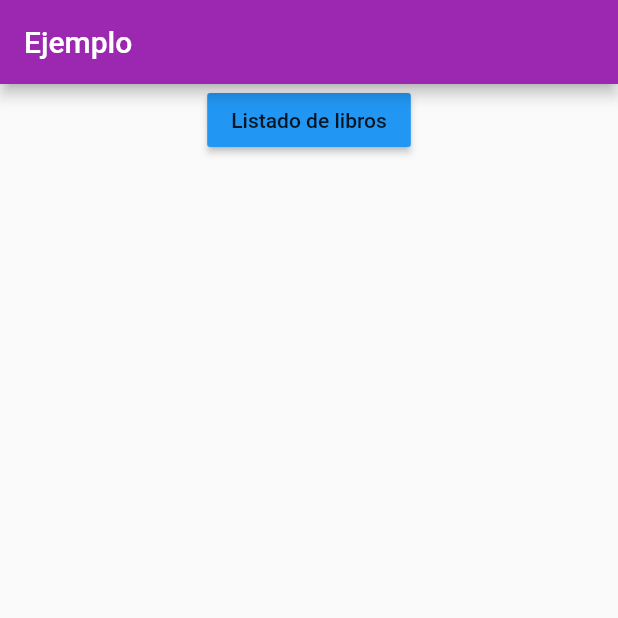
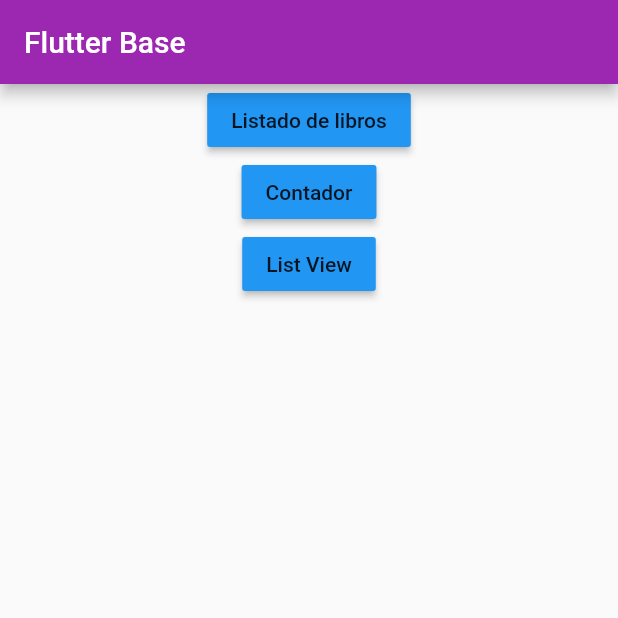
Before and after one commit to jorarmarfin/flutter_base, a Flutter app: the screen it shows after launch, on a phone screen of 412 x 824 dp, the top half of it. Run offline on Flutter 3.47's test engine with Material 2 defaults, Android fonts, the phone set to English and light mode, and no system bars; our stand-ins replace google_fonts.

Commit message:
List View

```diff
--- a/lib/main.dart
+++ b/lib/main.dart
@@ -40,6 +40,8 @@ class MyApp extends StatelessWidget {
         routes: {
           HomeScreen.routerName: (context) => const HomeScreen(),
           ListadoScreen.routerName: (context) => const ListadoScreen(),
+          ContadorScreen.routerName: (context) => const ContadorScreen(),
+          ListView1Screen.routerName: (context) => const ListView1Screen(),
         });
   }
 }
--- a/lib/providers/drupal_provider.dart
+++ b/lib/providers/drupal_provider.dart
@@ -7,7 +7,7 @@ import '../models/models.dart';
 
 class DrupalProvider extends ChangeNotifier {
   final String _baseUrl = 'https://emanuel.sahost.org';
-final List<Libro> libros = [];
+  final List<Libro> libros = [];
 
   Future getLibros() async {
     var url = Uri.parse('$_baseUrl/api/biblioteca?_format=json');
@@ -16,7 +16,7 @@ final List<Libro> libros = [];
     final str = jsonEncode(json);
     // ignore: avoid_print
     print(str);
-    final libros = Libro.fromJson(str;)
+    final libros = Libro.fromJson(str);
     // ignore: avoid_print
     print(libros);
     // final decodeData = jsonDecode(response.body);
--- a/lib/screens/home_screen.dart
+++ b/lib/screens/home_screen.dart
@@ -9,7 +9,7 @@ class HomeScreen extends StatelessWidget {
   Widget build(BuildContext context) {
     return Scaffold(
       appBar: AppBar(
-        title: const Text('Ejemplo'),
+        title: const Text('Flutter Base'),
       ),
       body: Center(
         child: Column(children: [
@@ -20,6 +20,20 @@ class HomeScreen extends StatelessWidget {
               Navigator.pushNamed(context, 'listado');
             },
           ),
+          MaterialButton(
+            child: const Text('Contador'),
+            color: Colors.blue,
+            onPressed: () {
+              Navigator.pushNamed(context, 'contador');
+            },
+          ),
+          MaterialButton(
+            child: const Text('List View'),
+            color: Colors.blue,
+            onPressed: () {
+              Navigator.pushNamed(context, 'listview1');
+            },
+          ),
         ]),
       ),
     );
--- a/lib/screens/screens.dart
+++ b/lib/screens/screens.dart
@@ -1,2 +1,4 @@
 export 'package:flutter_base/screens/home_screen.dart';
 export 'package:flutter_base/screens/listado_screen.dart';
+export 'package:flutter_base/screens/contador_screen.dart';
+export 'package:flutter_base/screens/listview1_screen.dart';
--- a/lib/themes/default_theme.dart
+++ b/lib/themes/default_theme.dart
@@ -14,13 +14,11 @@ const icoNosotros = 'assets/icons/about.png';
 class DefaultTheme {
   static ThemeData base = ThemeData.light().copyWith(
       primaryColor: colorPrimaryColor,
-      appBarTheme: const AppBarTheme(
-        backgroundColor: colorPrimaryColor,
-        foregroundColor: Colors.white,
-      ),
+      appBarTheme: const AppBarTheme(backgroundColor: colorPrimaryColor),
       textTheme: TextTheme(
           headline1: GoogleFonts.akayaTelivigala(
-              fontSize: 60, color: Colors.white, fontWeight: FontWeight.bold)
+              fontSize: 60, color: Colors.white, fontWeight: FontWeight.bold),
+          bodyText2: const TextStyle(color: Colors.black)
 //headline2-6,subtitle1-2,bodyText1-2,caption
           ));
 }
```
Also changed, not shown: lib/screens/contador_screen.dart (added, +71 -0 lines), lib/screens/listview1_screen.dart (added, +30 -0 lines).
